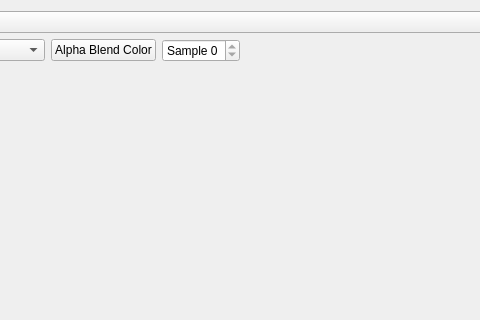
This is src/vogleditor/vogleditor_qtextureexplorer.ui in ValveSoftware/vogl as Qt 5 draws it before an edit; both pictures show x 89 to 569 and y 0 to 320 of the 821 by 605 pixel window. The edited form follows.
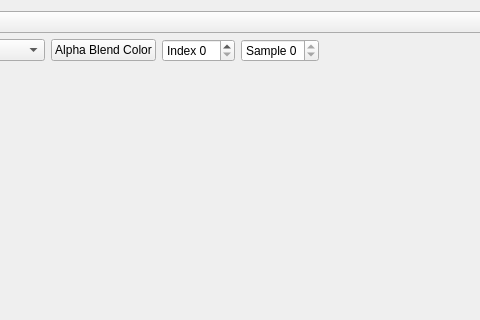
This is the edited form.

Commit message: UI: Add support for texture arrays. * Extend mipmapped texture class to support texture arrays. I've extended this as thoroughly as I could, although there are still some cases where the class may be incomplete (although it shouldn't have regressed in any way) - one instance is reading DDS files. DDS supports arrays, but this class does not support them any better than it did previously. * Texture Explorer now has a spin box for selecting which item in a texture array to view. The spin box is only enabled if there is more than 1 element in the array.

```diff
--- a/src/vogleditor/vogleditor_qtextureexplorer.ui
+++ b/src/vogleditor/vogleditor_qtextureexplorer.ui
@@ -75,6 +75,13 @@
        </property>
       </widget>
      </item>
+     <item>
+      <widget class="QSpinBox" name="arrayElementSpinBox">
+       <property name="prefix">
+        <string>Index </string>
+       </property>
+      </widget>
+     </item>
      <item>
       <widget class="QSpinBox" name="sampleSpinBox">
        <property name="prefix">
```
The commit also changes 7 other files.
